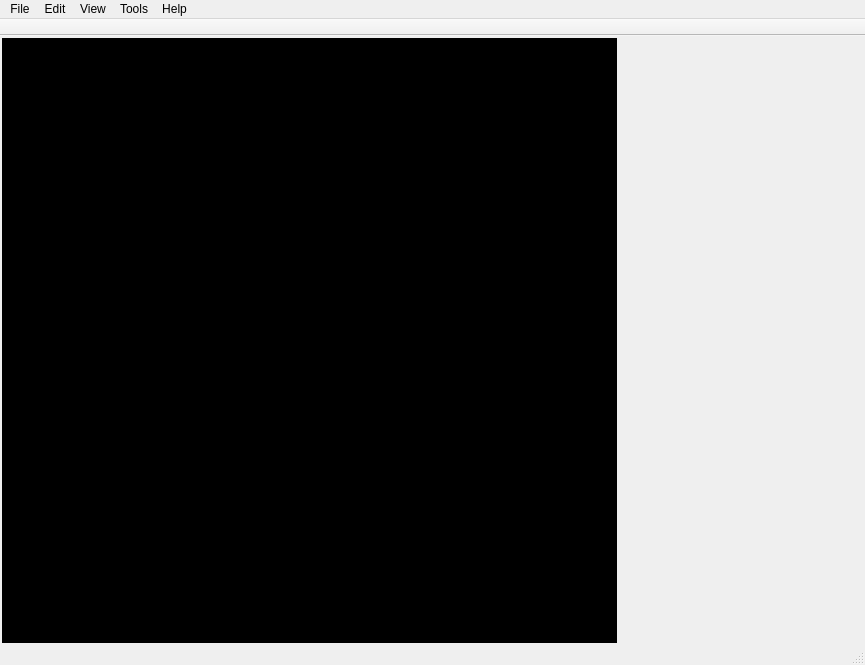
Old version of the form ui/main_window.ui in the repository zkovari/plotlyst.
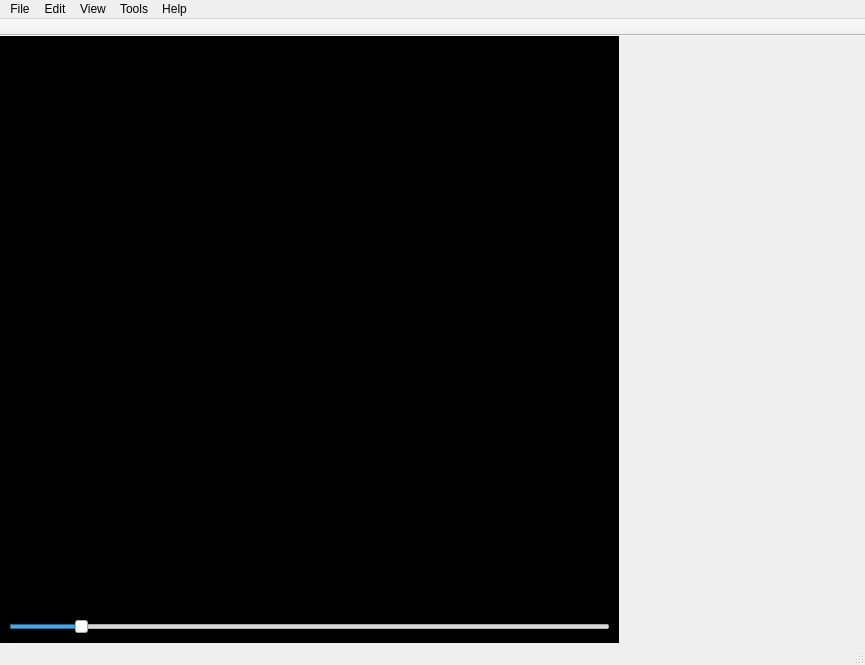
New version of the form.

Commit message: Add slider to change text editor width in distraction free mode

Diff of the .ui file:
```diff
--- a/ui/main_window.ui
+++ b/ui/main_window.ui
@@ -13,19 +13,22 @@
   <property name="windowTitle">
    <string>Plotlyst</string>
   </property>
+  <property name="styleSheet">
+   <string notr="true"/>
+  </property>
   <widget class="QWidget" name="centralwidget">
    <layout class="QHBoxLayout" name="horizontalLayout">
     <property name="spacing">
      <number>3</number>
     </property>
     <property name="leftMargin">
-     <number>2</number>
+     <number>0</number>
     </property>
     <property name="topMargin">
-     <number>2</number>
+     <number>0</number>
     </property>
     <property name="rightMargin">
-     <number>2</number>
+     <number>0</number>
     </property>
     <property name="bottomMargin">
      <number>0</number>
@@ -39,6 +42,9 @@
 
 </string>
       </property>
+      <property name="lineWidth">
+       <number>0</number>
+      </property>
       <property name="currentIndex">
        <number>3</number>
       </property>
@@ -577,22 +583,31 @@
        </layout>
       </widget>
       <widget class="QWidget" name="pageDistractionFree">
-       <layout class="QHBoxLayout" name="horizontalLayout_3">
-        <property name="spacing">
-         <number>0</number>
-        </property>
-        <property name="leftMargin">
-         <number>0</number>
-        </property>
-        <property name="topMargin">
-         <number>0</number>
-        </property>
-        <property name="rightMargin">
-         <number>0</number>
-        </property>
-        <property name="bottomMargin">
-         <number>0</number>
-        </property>
+       <layout class="QVBoxLayout" name="verticalLayout_13">
+        <item>
+         <widget class="QWidget" name="wdgDistractionFreeEditor" native="true">
+          <layout class="QHBoxLayout" name="horizontalLayout_3"/>
+         </widget>
+        </item>
+        <item>
+         <widget class="QSlider" name="sliderDocWidth">
+          <property name="styleSheet">
+           <string notr="true"/>
+          </property>
+          <property name="minimum">
+           <number>1</number>
+          </property>
+          <property name="maximum">
+           <number>10</number>
+          </property>
+          <property name="value">
+           <number>2</number>
+          </property>
+          <property name="orientation">
+           <enum>Qt::Horizontal</enum>
+          </property>
+         </widget>
+        </item>
        </layout>
       </widget>
      </widget>
```
The commit also changes 1 other file.
